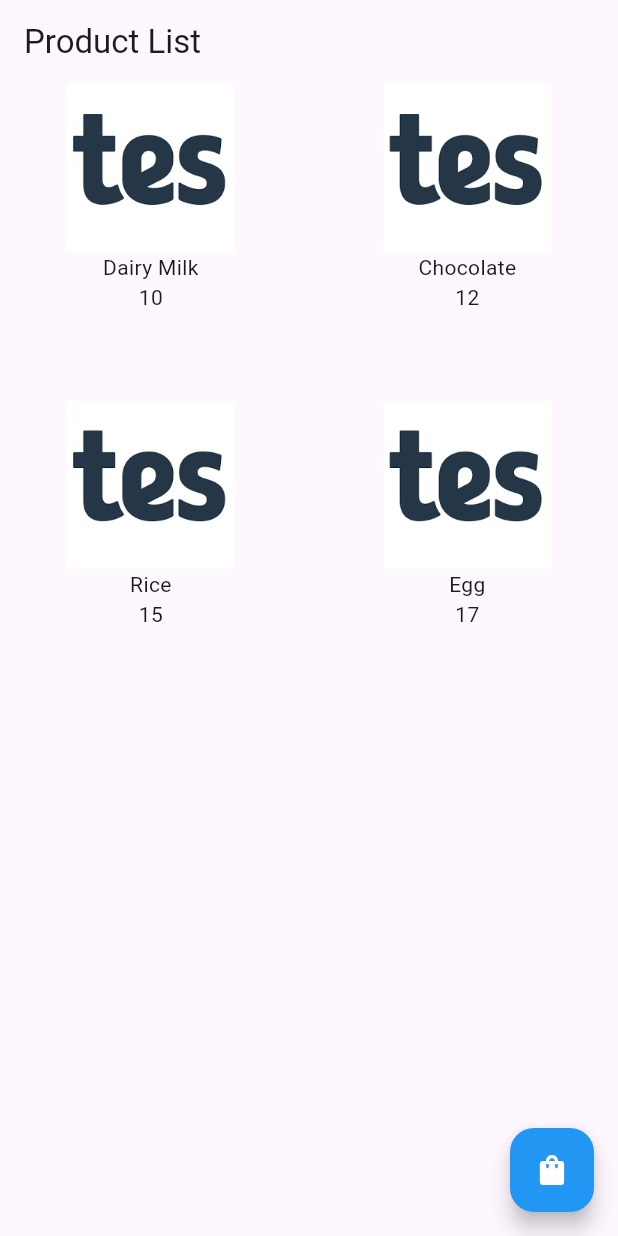
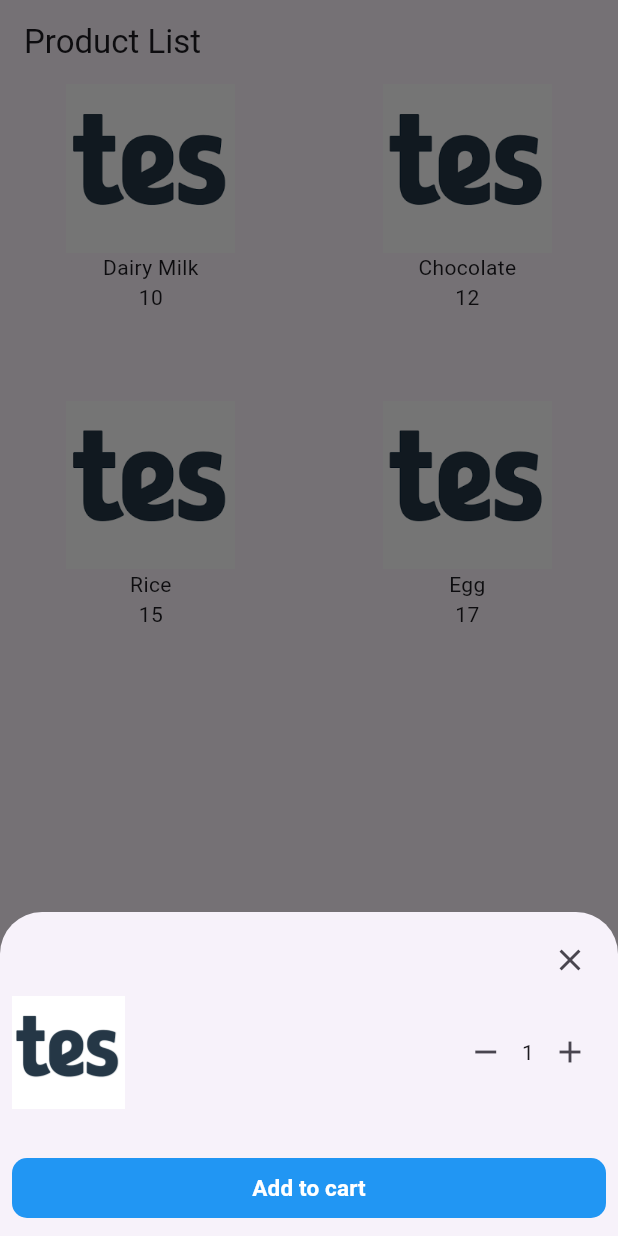
Before and after one commit to Yudhono/flutter_provider_example, a Flutter app: the screen it shows after launch, after a tap on "Dairy Milk", on a phone screen of 412 x 824 dp. Run offline on Flutter 3.47's test engine with Material 3 defaults, Android fonts, the phone set to English and light mode, and no system bars.

Commit message:
add to cart with quantity

```diff
--- a/lib/main.dart
+++ b/lib/main.dart
@@ -1,12 +1,17 @@
 import 'package:flutter/material.dart';
 import 'package:flutter_provider_example/myapp.dart';
+import 'package:flutter_provider_example/providers/counter_providers.dart';
 import 'package:flutter_provider_example/providers/product_providers.dart';
+
 import 'package:provider/provider.dart';
 
 void main() {
   runApp(
-    ChangeNotifierProvider(
-      create: (context) => CartProvider(),
+    MultiProvider(
+      providers: [
+        ChangeNotifierProvider(create: (context) => CartProvider()),
+        ChangeNotifierProvider(create: (context) => CounterProviders()),
+      ],
       child: const MyApp(),
     ),
   );
--- /dev/null
+++ b/lib/models/cart.dart
@@ -0,0 +1,10 @@
+import 'package:flutter_provider_example/models/product.dart';
+
+class Cart {
+  Product product;
+  int quantity;
+
+  Cart({required this.product, required this.quantity});
+
+  double get totalPrice => product.price.toDouble() * quantity;
+}
--- a/lib/mycart.dart
+++ b/lib/mycart.dart
@@ -20,16 +20,17 @@ class CartScreen extends StatelessWidget {
             children: [
               Expanded(
                 child: ListTile(
-                  leading: Image.asset(product.image),
-                  title: Text(product.name),
-                  subtitle: Text(product.price.toString()),
+                  leading: Image.asset(product.product.image),
+                  title: Text(product.product.name),
+                  subtitle: Text(
+                      'price: ${product.product.price.toString()}, total:${product.quantity}'),
                 ),
               ),
               IconButton(
                 icon: const Icon(Icons.delete),
                 onPressed: () {
-                  Provider.of<CartProvider>(context, listen: false)
-                      .removeProductFromCart(product);
+                  // Provider.of<CartProvider>(context, listen: false)
+                  //     .removeProductFromCart(product);
                 },
               ),
             ],
--- a/lib/productlist.dart
+++ b/lib/productlist.dart
@@ -1,21 +1,27 @@
 import 'package:flutter/material.dart';
 import 'package:flutter_provider_example/models/product.dart';
 import 'package:flutter_provider_example/mycart.dart';
+import 'package:flutter_provider_example/providers/counter_providers.dart';
 import 'package:flutter_provider_example/providers/product_providers.dart';
 import 'package:provider/provider.dart';
 
 class ProductListScreen extends StatelessWidget {
+  const ProductListScreen({super.key});
+
   @override
   Widget build(BuildContext context) {
+    final counterProvider = Provider.of<CounterProviders>(context);
+    final cartProvider = Provider.of<CartProvider>(context, listen: false);
+
     return Scaffold(
-      appBar: AppBar(title: Text('Product List')),
+      appBar: AppBar(title: const Text('Product List')),
       floatingActionButton: FloatingActionButton(
         backgroundColor: Colors.blue,
         child: const Icon(Icons.shopping_bag, color: Colors.white),
         onPressed: () {
           Navigator.push(
             context,
-            MaterialPageRoute(builder: (context) => CartScreen()),
+            MaterialPageRoute(builder: (context) => const CartScreen()),
           );
         },
       ),
@@ -31,8 +37,86 @@ class ProductListScreen extends StatelessWidget {
             final product = productList[index];
             return InkWell(
               onTap: () {
-                Provider.of<CartProvider>(context, listen: false)
-                    .addProductToCart(product);
+                showModalBottomSheet<void>(
+                  context: context,
+                  builder: (BuildContext context) {
+                    return Padding(
+                      padding: const EdgeInsets.all(8.0),
+                      child: SizedBox(
+                        height: 200,
+                        child: Center(
+                          child: Column(
+                            mainAxisAlignment: MainAxisAlignment.start,
+                            children: <Widget>[
+                              Row(
+                                mainAxisAlignment: MainAxisAlignment.end,
+                                children: [
+                                  IconButton(
+                                    onPressed: () => Navigator.pop(context),
+                                    icon: const Icon(Icons.close),
+                                  )
+                                ],
+                              ),
+                              Row(
+                                mainAxisAlignment:
+                                    MainAxisAlignment.spaceBetween,
+                                children: [
+                                  Image.asset(
+                                    product.image,
+                                    scale: 3,
+                                  ),
+                                  Row(
+                                    mainAxisAlignment: MainAxisAlignment.center,
+                                    children: [
+                                      IconButton(
+                                          onPressed: () {
+                                            counterProvider.decrementCounter();
+                                          },
+                                          icon: const Icon(Icons.remove)),
+                                      Text(context
+                                          .watch<CounterProviders>()
+                                          .counter
+                                          .toString()),
+                                      IconButton(
+                                          onPressed: () {
+                                            counterProvider.incrementCounter();
+                                          },
+                                          icon: const Icon(Icons.add)),
+                                    ],
+                                  )
+                                ],
+                              ),
+                              const Spacer(),
+                              SizedBox(
+                                width: double.infinity,
+                                child: ElevatedButton(
+                                    style: ElevatedButton.styleFrom(
+                                        backgroundColor: Colors.blue,
+                                        elevation: 0,
+                                        shape: RoundedRectangleBorder(
+                                          borderRadius:
+                                              BorderRadius.circular(10),
+                                        )),
+                                    onPressed: () {
+                                      cartProvider.addProductToCart(
+                                          product, counterProvider.counter);
+                                      Navigator.pop(context);
+                                    },
+                                    child: const Text(
+                                      'Add to cart',
+                                      style: TextStyle(
+                                          color: Colors.white,
+                                          fontWeight: FontWeight.bold,
+                                          fontSize: 15),
+                                    )),
+                              ),
+                            ],
+                          ),
+                        ),
+                      ),
+                    );
+                  },
+                );
               },
               child: Column(children: [
                 Image.asset(
--- /dev/null
+++ b/lib/providers/counter_providers.dart
@@ -0,0 +1,17 @@
+import 'package:flutter/material.dart';
+
+class CounterProviders extends ChangeNotifier {
+  int _counter = 1;
+  int get counter => _counter;
+
+  void incrementCounter() {
+    _counter++;
+    notifyListeners();
+  }
+
+  void decrementCounter() {
+    if (_counter == 1) return;
+    _counter--;
+    notifyListeners();
+  }
+}
--- a/lib/providers/product_providers.dart
+++ b/lib/providers/product_providers.dart
@@ -1,18 +1,19 @@
 import 'package:flutter/material.dart';
+import 'package:flutter_provider_example/models/cart.dart';
 import 'package:flutter_provider_example/models/product.dart';
 
 class CartProvider extends ChangeNotifier {
-  List<Product> _cart = [];
+  final List<Cart> _cart = [];
 
-  List<Product> get cart => _cart;
+  List<Cart> get cart => _cart;
 
-  void addProductToCart(Product product) {
-    _cart.add(product);
+  void addProductToCart(Product product, int quantity) {
+    _cart.add(Cart(product: product, quantity: quantity));
     notifyListeners();
   }
 
-  void removeProductFromCart(Product product) {
-    _cart.remove(product);
+  void removeProductFromCart(Product product, int quantity) {
+    _cart.remove(Cart(product: product, quantity: quantity));
     notifyListeners();
   }
 
@@ -23,7 +24,7 @@ class CartProvider extends ChangeNotifier {
 
   int get cartCount => _cart.length;
 
-  double get totalPrice {
-    return _cart.fold(0, (sum, product) => sum + product.price);
-  }
+  double get cartTotal => _cart
+      .map((cartItem) => cartItem.product.price.toDouble() * cartItem.quantity)
+      .reduce((value, element) => value + element);
 }
```
